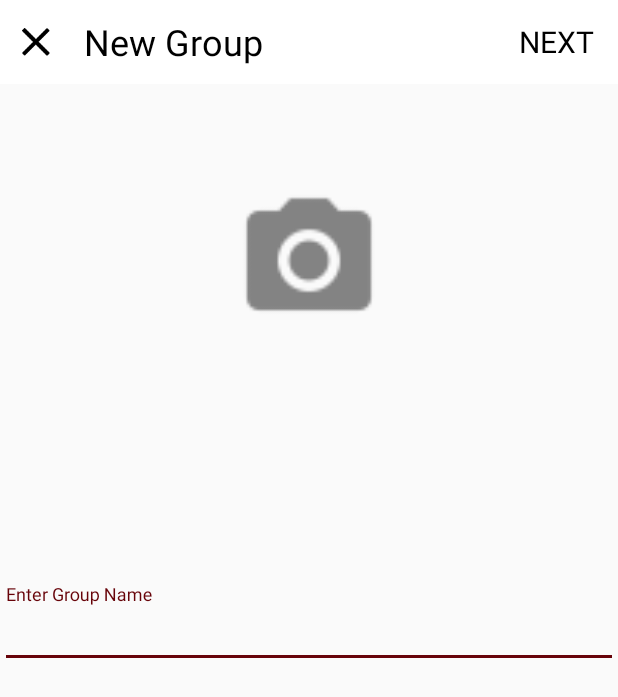
After one commit to harshLFC/GroupEasy_v2, an Android app: the CreateGroupActivity screen opened directly, with no data from a screen before it, on a phone screen of 412 x 824 dp. The commit adds this screen. Shown: the top 697 px of the screen. Run offline under Robolectric (Android 15) with nearby library versions, the light colour scheme and no system bars.

Commit message:
No crashes, data retriving successfully, all activityies ui opening

```diff
--- a/app/build.gradle
+++ b/app/build.gradle
@@ -42,4 +42,5 @@ dependencies {
 
 
 
+
 apply plugin: 'com.google.gms.google-services'
--- a/app/src/main/AndroidManifest.xml
+++ b/app/src/main/AndroidManifest.xml
@@ -13,6 +13,7 @@
         <activity
             android:name=".MainActivity"
             android:screenOrientation="portrait" />
+
         <activity
             android:name=".activities.LoginActivity"
             android:screenOrientation="portrait"
@@ -23,33 +24,48 @@
                 <category android:name="android.intent.category.LAUNCHER" />
             </intent-filter>
         </activity>
+
         <activity
             android:name=".activities.DashboardActivity"
             android:screenOrientation="portrait"
             android:theme="@style/AppTheme.NoActionBar" />
+
         <activity
             android:name=".activities.CreatePollActivity"
             android:screenOrientation="portrait"
             android:theme="@style/AppTheme.NoActionBar"
-            android:windowSoftInputMode="adjustPan" />
+            android:windowSoftInputMode="stateVisible" />
+
         <activity
             android:name=".activities.CreateRosterActivity"
             android:screenOrientation="portrait"
             android:theme="@style/AppTheme.NoActionBar" />
+
         <activity
             android:name=".activities.CreateNewListActivity"
             android:screenOrientation="portrait"
-            android:theme="@style/AppTheme.NoActionBar"></activity>
+            android:theme="@style/AppTheme.NoActionBar" />
+
         <activity android:name=".activities.GroupDetailsActivity" />
+
         <activity
             android:name=".activities.NextBuildActivity"
             android:parentActivityName=".activities.LoginActivity"
             android:screenOrientation="portrait"
             android:theme="@style/AppTheme.NoActionBar" />
+
         <activity
             android:name=".Main2Activity"
             android:label="@string/title_activity_main2"
-            android:theme="@style/AppTheme.NoActionBar"></activity>
+            android:theme="@style/AppTheme.NoActionBar" />
+
+        <activity
+            android:name=".activities.CreateGroupActivity"
+            android:label="@string/title_activity_create_group"
+            android:theme="@style/AppTheme.NoActionBar"
+            android:parentActivityName=".activities.LoginActivity"/>
+
+
     </application>
 
 </manifest>
--- /dev/null
+++ b/app/src/main/java/example/com/groupeasy/activities/CreateGroupActivity.java
@@ -0,0 +1,62 @@
+package example.com.groupeasy.activities;
+
+import android.content.Context;
+import android.content.Intent;
+import android.os.Bundle;
+import android.support.design.widget.FloatingActionButton;
+import android.support.design.widget.Snackbar;
+import android.support.v7.app.AppCompatActivity;
+import android.support.v7.widget.Toolbar;
+import android.view.View;
+import android.widget.ImageView;
+import android.widget.Toast;
+
+import example.com.groupeasy.R;
+
+public class CreateGroupActivity extends AppCompatActivity {
+
+    private Context context;
+    private ImageView ivClose, groupDP;
+
+    @Override
+    protected void onCreate(Bundle savedInstanceState) {
+        super.onCreate(savedInstanceState);
+        setContentView(R.layout.activity_create_group);
+        context = CreateGroupActivity.this;
+//        Toolbar toolbar = (Toolbar) findViewById(R.id.toolbar);
+//        setSupportActionBar(toolbar);
+        initElementsWithIds();
+        initElementsWithListeners();
+    }
+
+    private void initElementsWithListeners() {
+
+        ivClose.setOnClickListener(new View.OnClickListener() {
+            @Override
+            public void onClick(View v) {
+                Intent intent = new Intent(context,DashboardActivity.class);
+                startActivity(intent);
+                finish();
+            }
+        });
+
+        groupDP.setOnClickListener(new View.OnClickListener() {
+            @Override
+            public void onClick(View v) {
+                Toast.makeText(context, "Will open gallery",Toast.LENGTH_LONG).show();
+            }
+        });
+    }
+
+    private void initElementsWithIds() {
+        ivClose = (ImageView) findViewById(R.id.iv_close);
+        groupDP = (ImageView) findViewById(R.id.GroupDPImageView);
+    }
+
+    @Override
+    public void onBackPressed() {
+        Intent intent = new Intent(context,DashboardActivity.class);
+        startActivity(intent);
+        finish();
+    }
+}
--- a/app/src/main/java/example/com/groupeasy/fragments/GroupFragment.java
+++ b/app/src/main/java/example/com/groupeasy/fragments/GroupFragment.java
@@ -24,6 +24,7 @@ import java.util.List;
 import java.util.Map;
 
 import example.com.groupeasy.R;
+import example.com.groupeasy.activities.CreateGroupActivity;
 import example.com.groupeasy.activities.CreateNewListActivity;
 import example.com.groupeasy.activities.CreatePollActivity;
 import example.com.groupeasy.activities.CreateRosterActivity;
@@ -47,6 +48,7 @@ public class GroupFragment extends Fragment {
     private FloatingActionButton fabCreatePoll;
     private FloatingActionButton fabCreateRoaster;
     private FloatingActionButton fabCreateList;
+    private FloatingActionButton fabCreateGroup;
 
     /** Firebase db init*/
     FirebaseDatabase database = FirebaseDatabase.getInstance();
@@ -86,6 +88,7 @@ public class GroupFragment extends Fragment {
         fabCreatePoll = (FloatingActionButton) view.findViewById(R.id.fab_create_poll);
         fabCreateRoaster = (FloatingActionButton) view.findViewById(R.id.fab_create_roaster);
         fabCreateList = (FloatingActionButton) view.findViewById(R.id.fab_create_list);
+        fabCreateGroup = (FloatingActionButton) view.findViewById(R.id.fab_create_group);
 
     }
 
@@ -128,6 +131,15 @@ public class GroupFragment extends Fragment {
             @Override
             public void onClick(View v) {
                 Intent intent = new Intent(getActivity(), CreateRosterActivity.class);
+                startActivity(intent);
+                getActivity().finish();
+            }
+        });
+
+        fabCreateGroup.setOnClickListener(new View.OnClickListener() {
+            @Override
+            public void onClick(View v) {
+                Intent intent = new Intent(getActivity(), CreateGroupActivity.class);
                 startActivity(intent);
                 getActivity().finish();
             }
--- /dev/null
+++ b/app/src/main/res/layout/activity_create_group.xml
@@ -0,0 +1,19 @@
+<?xml version="1.0" encoding="utf-8"?>
+<android.support.design.widget.CoordinatorLayout xmlns:android="http://schemas.android.com/apk/res/android"
+    xmlns:app="http://schemas.android.com/apk/res-auto"
+    xmlns:tools="http://schemas.android.com/tools"
+    android:layout_width="match_parent"
+    android:layout_height="match_parent"
+    tools:context="example.com.groupeasy.activities.CreateGroupActivity">
+
+    <android.support.design.widget.AppBarLayout
+        android:layout_width="match_parent"
+        android:layout_height="wrap_content"
+        android:theme="@style/AppTheme.AppBarOverlay">
+
+    </android.support.design.widget.AppBarLayout>
+
+    <include layout="@layout/content_create_group" />
+
+
+</android.support.design.widget.CoordinatorLayout>
--- /dev/null
+++ b/app/src/main/res/layout/content_create_group.xml
@@ -0,0 +1,77 @@
+<?xml version="1.0" encoding="utf-8"?>
+<RelativeLayout xmlns:android="http://schemas.android.com/apk/res/android"
+    xmlns:app="http://schemas.android.com/apk/res-auto"
+    xmlns:tools="http://schemas.android.com/tools"
+    android:layout_width="match_parent"
+    android:layout_height="match_parent"
+    app:layout_behavior="@string/appbar_scrolling_view_behavior"
+    tools:context="example.com.groupeasy.activities.CreateGroupActivity"
+    tools:showIn="@layout/activity_create_group">
+
+    <LinearLayout
+        android:gravity="center|left"
+        android:background="@color/white"
+        android:id="@+id/toolbar_layout"
+        android:orientation="horizontal"
+        android:layout_height="56dp"
+        android:layout_width="match_parent"
+        tools:layout_editor_absoluteY="0dp"
+        tools:layout_editor_absoluteX="8dp">
+
+        <ImageView
+            android:id="@+id/iv_close"
+            android:layout_marginLeft="8dp"
+            android:src="@drawable/ic_close"
+            android:layout_width="32dp"
+            android:layout_height="32dp"/>
+
+
+        <TextView
+            android:textColor="@color/black"
+            android:layout_marginLeft="@dimen/activity_horizontal_margin"
+            android:textSize="@dimen/very_large_text_size"
+            android:layout_gravity="center"
+            android:layout_weight="1"
+            android:text="New Group"
+            android:layout_height="wrap_content"
+            android:layout_width="0dp"/>
+
+        <TextView
+            android:layout_marginRight="@dimen/activity_horizontal_margin"
+            android:textSize="@dimen/group_header_text_size"
+            android:layout_gravity="center"
+            android:text="NEXT"
+            android:layout_height="wrap_content"
+            android:layout_width="wrap_content"
+            android:textColor="@color/black"/>
+
+    </LinearLayout>
+
+    <ImageView
+        android:layout_width="match_parent"
+        android:layout_height="99dp"
+        android:src="@drawable/ic_camera_black"
+        android:layout_marginTop="68dp"
+        app:layout_constraintRight_toRightOf="parent"
+        app:layout_constraintLeft_toLeftOf="parent"
+        android:id="@+id/GroupDPImageView"
+        android:layout_below="@+id/toolbar_layout"
+        android:layout_alignParentLeft="true"
+        android:layout_alignParentStart="true"
+        />
+
+    <android.support.design.widget.TextInputLayout
+        android:layout_width="match_parent"
+        android:layout_height="wrap_content"
+        android:layout_below="@+id/GroupDPImageView"
+        android:layout_centerHorizontal="true"
+        android:layout_marginTop="166dp">
+
+        <EditText
+            android:layout_width="match_parent"
+            android:layout_height="wrap_content"
+            android:hint="Enter Group Name" />
+    </android.support.design.widget.TextInputLayout>
+
+
+</RelativeLayout>
--- a/app/src/main/res/values/strings.xml
+++ b/app/src/main/res/values/strings.xml
@@ -16,5 +16,6 @@
     <string name="navigation_drawer_close">Close navigation drawer</string>
 
     <string name="action_settings">Settings</string>
+    <string name="title_activity_create_group">CreateGroupActivity</string>
 
 </resources>
```
Also changed, not shown: app/src/main/res/drawable-hdpi/ic_camera_black.png (added), app/src/main/res/drawable-mdpi/ic_camera_black.png (added), app/src/main/res/drawable-xhdpi/ic_camera_black.png (added), app/src/main/res/drawable-xxhdpi/ic_camera_black.png (added).
